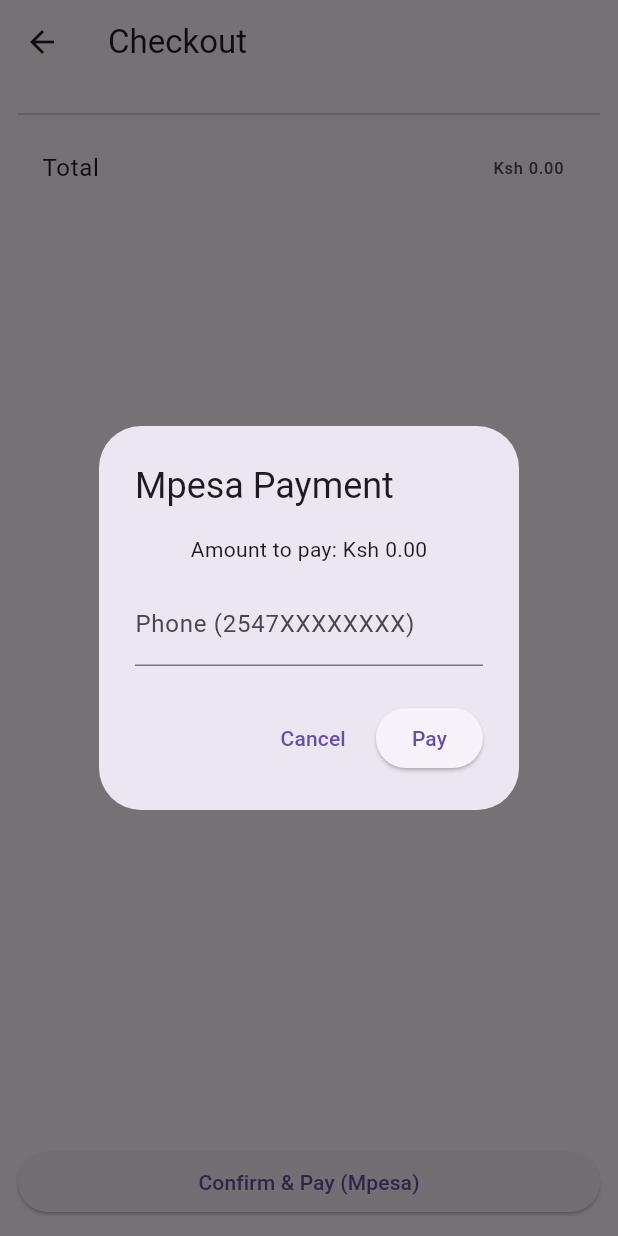
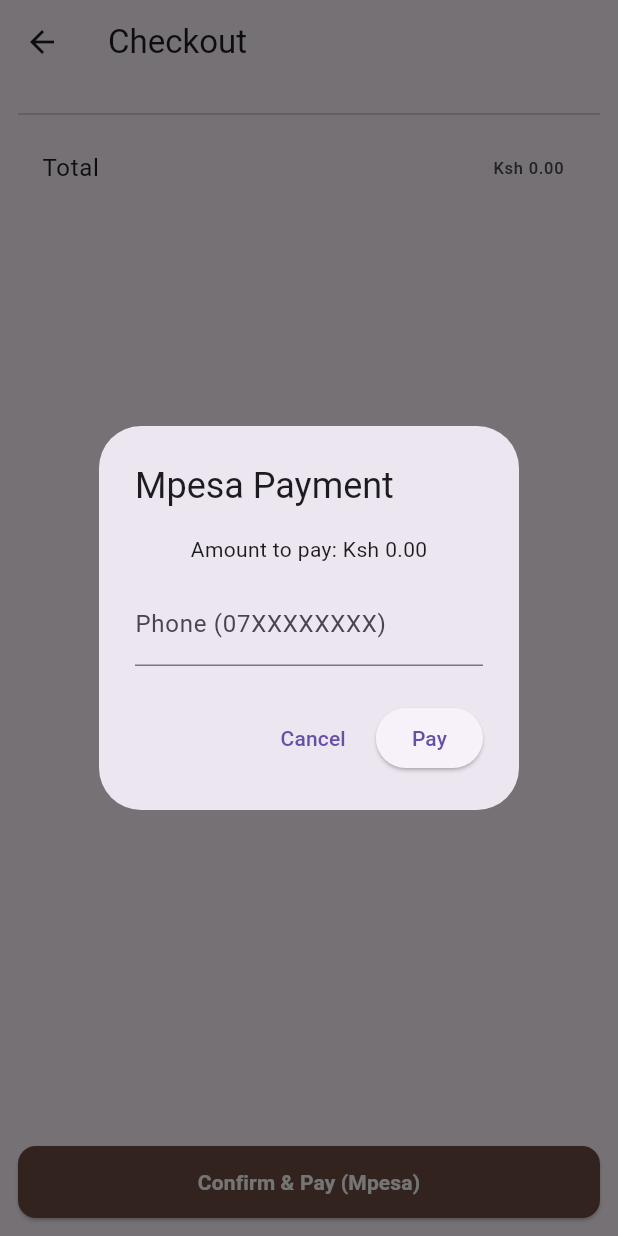
Before and after one commit to GloriaChebe/coffee, a Flutter app: the CheckoutPage screen opened directly with empty values, after a tap on "Confirm & Pay (Mpesa)", on a phone screen of 412 x 824 dp. Run offline on Flutter 3.47's test engine with Material 3 defaults, Android fonts, the phone set to English and light mode, and no system bars; our stand-ins replace cached_network_image, get, get_storage, google_fonts, image_picker, pdf and 1 more; accounts and stored records are empty; network calls fail.

```diff
--- a/coffee/lib/main.dart
+++ b/coffee/lib/main.dart
@@ -17,7 +17,7 @@ class MyApp extends StatelessWidget {
   @override
   Widget build(BuildContext context) {
     return GetMaterialApp(
-      title: 'Donor App',
+      title: 'Coffee Inn',
       theme: ThemeData(
         primarySwatch: Colors.blue,
 
--- a/coffee/lib/views/Item.dart
+++ b/coffee/lib/views/Item.dart
@@ -131,7 +131,7 @@ class ProductItem extends StatelessWidget {
                           borderRadius: BorderRadius.circular(8)),
                     ),
                     onPressed: () => onAddToCart(product),
-                    child: const Text('Add'),
+                    child: const Text('Add to cart', style: TextStyle(color: Colors.white)),
                   ),
                 ),
               ],
--- a/coffee/lib/views/aboutUs.dart
+++ b/coffee/lib/views/aboutUs.dart
@@ -1,3 +1,4 @@
+import 'package:coffee/configs/constants.dart';
 import 'package:flutter/material.dart';
 
 class AboutUsPage extends StatelessWidget {
@@ -5,8 +6,8 @@ class AboutUsPage extends StatelessWidget {
   Widget build(BuildContext context) {
     return Scaffold(
       appBar: AppBar(
-        title: Text('About Us'),
-        backgroundColor: const Color(0xFFFFA000),
+        title: Text('About Us', style: TextStyle(color: Colors.white)),
+        backgroundColor: primaryColor,
       ),
       body: Center(
         child: Padding(
--- a/coffee/lib/views/cart.dart
+++ b/coffee/lib/views/cart.dart
@@ -1,3 +1,4 @@
+import 'package:coffee/configs/constants.dart';
 import 'package:flutter/material.dart';
 import 'package:coffee/views/Item.dart';
 import 'package:coffee/views/checkout.dart';
@@ -73,7 +74,7 @@ class _CartPageState extends State<CartPage> {
     return Scaffold(
       appBar: AppBar(
         title: const Text('Cart'),
-        backgroundColor: Theme.of(context).primaryColor,
+        backgroundColor:primaryColor
       ),
       body: list.isEmpty
           ? const Center(child: Text('Your cart is empty'))
@@ -128,7 +129,7 @@ class _CartPageState extends State<CartPage> {
                           style: ElevatedButton.styleFrom(
                             backgroundColor: Colors.brown.shade700,
                           ),
-                          child: const Text('Proceed to Checkout'),
+                          child: const Text('Proceed to Checkout',style: TextStyle(color: appwhiteColor),),
                         ),
                       ),
                     ],
--- a/coffee/lib/views/checkout.dart
+++ b/coffee/lib/views/checkout.dart
@@ -1,5 +1,7 @@
 import 'dart:convert';
+import 'package:coffee/configs/constants.dart';
 import 'package:flutter/material.dart';
+import 'package:flutter/services.dart';
 import 'package:http/http.dart' as http;
 import 'package:get_storage/get_storage.dart';
 
@@ -39,8 +41,12 @@ class _CheckoutPageState extends State<CheckoutPage> {
                 controller: phoneController,
                 keyboardType: TextInputType.phone,
                 decoration: const InputDecoration(
-                  labelText: 'Phone (2547XXXXXXXX)',
+                  labelText: 'Phone (07XXXXXXXX)',
                 ),
+                inputFormatters: [
+                FilteringTextInputFormatter.digitsOnly, // Only numbers allowed
+                 LengthLimitingTextInputFormatter(10),   // Limit to 10 digits
+  ],
               ),
             ],
           ),
@@ -174,12 +180,29 @@ class _CheckoutPageState extends State<CheckoutPage> {
               ),
             SizedBox(
               width: double.infinity,
-              child: ElevatedButton(
-                onPressed: _loading ? null : _showMpesaDialog,
-                child: _loading
-                    ? const SizedBox(height: 20, width: 20, child: CircularProgressIndicator(color: Colors.white, strokeWidth: 2))
-                    : const Text('Confirm & Pay (Mpesa)'),
-              ),
+              child:ElevatedButton(
+  style: ElevatedButton.styleFrom(
+    backgroundColor: primaryColor, // 🌿 Change this to your preferred color
+    padding: const EdgeInsets.symmetric(vertical: 14, horizontal: 24),
+    shape: RoundedRectangleBorder(
+      borderRadius: BorderRadius.circular(12),
+    ),
+  ),
+  onPressed: _loading ? null : _showMpesaDialog,
+  child: _loading
+      ? const SizedBox(
+          height: 20,
+          width: 20,
+          child: CircularProgressIndicator(
+            color: Colors.white,
+            strokeWidth: 2,
+          ),
+        )
+      : const Text(
+          'Confirm & Pay (Mpesa)',
+          style: TextStyle(color: Colors.white, fontWeight: FontWeight.bold),
+        ),
+      ),
             ),
           ],
         ),
--- a/coffee/lib/views/home.dart
+++ b/coffee/lib/views/home.dart
@@ -228,7 +228,7 @@ class _HomePageState extends State<HomePage> {
         index: _selectedIndex,
         children: [
           _buildDashboard(),
-          StatusPage(), // your orders/history page
+          StatusPage(),
         ],
       ),
       floatingActionButton: FloatingActionButton(
@@ -248,7 +248,7 @@ class _HomePageState extends State<HomePage> {
                 );
               },
         backgroundColor:
-            _cartItems.isEmpty ? Colors.grey : primaryColor,
+            _cartItems.isEmpty ? Colors.grey : secondaryColor,
         child: Stack(
           alignment: Alignment.center,
           children: [
```
Also changed, not shown: coffee/lib/controller/dashboardController.dart (+15 -9 lines), coffee/lib/views/Admin/admin.dart (+14 -0 lines), coffee/lib/views/Admin/manageItems.dart (+5 -4 lines), 1 other file.
